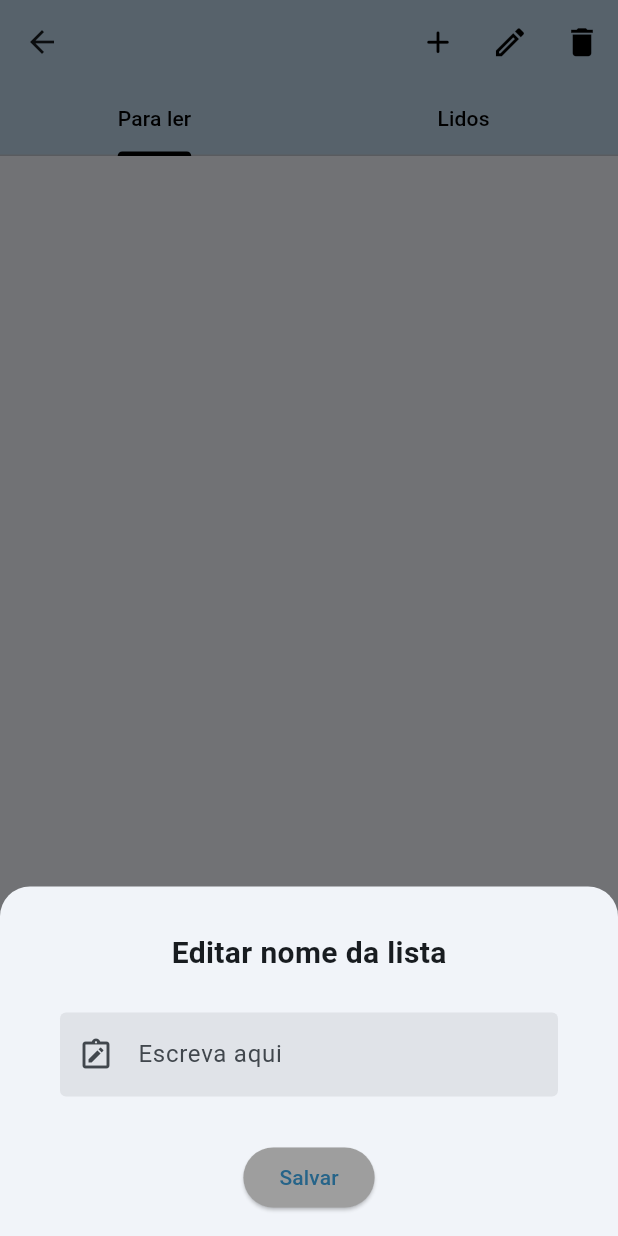
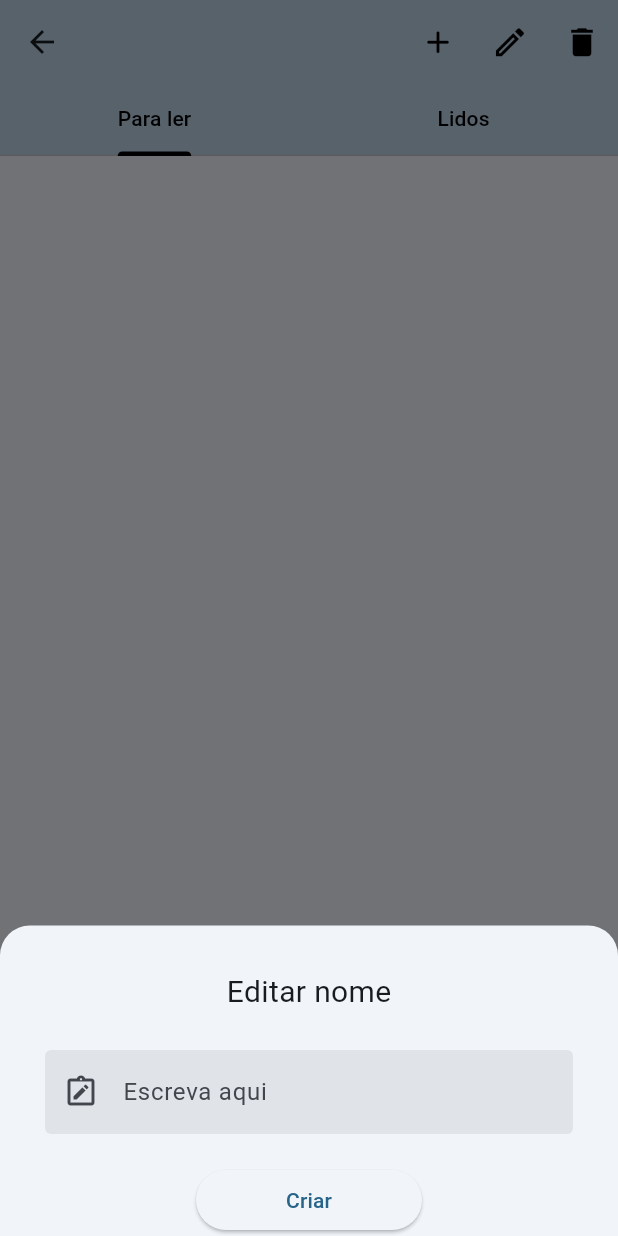
Before and after one commit to GuinterZaffalon/readingtracker, a Flutter app: the Expandedlist screen opened directly with empty values, after a tap on the "edit" icon, on a phone screen of 412 x 824 dp. Run offline on Flutter 3.47's test engine with Material 3 defaults, Android fonts, the phone set to English and light mode, and no system bars; our stand-ins replace flutter_rating_bar, sqflite; accounts and stored records are empty.

Commit message:
overflow resolvido!

```diff
--- a/lib/src/screens/expandedList.dart
+++ b/lib/src/screens/expandedList.dart
@@ -6,6 +6,7 @@ import 'package:readingtracker/src/model/sqflite_helper.dart';
 import 'package:readingtracker/src/screens/insertBooksList.dart';
 import 'package:readingtracker/src/screens/manualRegisterList.dart';
 import '../components/books.dart';
+import '../components/comment.dart';
 import '../components/listItems.dart';
 import 'list.dart';
 
@@ -167,19 +168,22 @@ class _ExpandedlistState extends State<Expandedlist> {
                                   ),
                                 ),
                                 const SizedBox(height: 10),
-                        Padding(padding: const EdgeInsets.fromLTRB(20, 15, 20, 15),
+                                Padding(
+                                    padding: const EdgeInsets.fromLTRB(
+                                        20, 15, 20, 15),
                                     child: Row(
-                          mainAxisAlignment: MainAxisAlignment.spaceEvenly,
+                                      mainAxisAlignment:
+                                          MainAxisAlignment.spaceEvenly,
                                       children: [
                                         SizedBox(
                                             width: 100,
-                              child:
-                            ElevatedButton(
+                                            child: ElevatedButton(
                                               onPressed: () async {
                                                 Navigator.push(
                                                   context,
                                                   MaterialPageRoute(
-                                    builder: (context) => InsertBooksList(
+                                                    builder: (context) =>
+                                                        InsertBooksList(
                                                       id: widget.id,
                                                     ),
                                                   ),
@@ -189,20 +193,21 @@ class _ExpandedlistState extends State<Expandedlist> {
                                                 backgroundColor: Color.fromRGBO(
                                                     189, 213, 234, 1),
                                                 shape: RoundedRectangleBorder(
-                                  borderRadius: BorderRadius.circular(10),
+                                                  borderRadius:
+                                                      BorderRadius.circular(10),
                                                 ),
                                               ),
                                               child: const Text("Sim"),
                                             )),
                                         SizedBox(
                                             width: 100,
-                              child:
-                            ElevatedButton(
+                                            child: ElevatedButton(
                                                 onPressed: () async {
                                                   Navigator.push(
                                                     context,
                                                     MaterialPageRoute(
-                                      builder: (context) => ManualRegisterList(
+                                                      builder: (context) =>
+                                                          ManualRegisterList(
                                                         id: widget.id.id,
                                                       ),
                                                     ),
@@ -210,20 +215,20 @@ class _ExpandedlistState extends State<Expandedlist> {
                                                 },
                                                 child: const Text("Não"),
                                                 style: ElevatedButton.styleFrom(
-                                  backgroundColor: Color.fromRGBO(
+                                                  backgroundColor:
+                                                      Color.fromRGBO(
                                                           189, 213, 234, 1),
                                                   shape: RoundedRectangleBorder(
-                                    borderRadius: BorderRadius.circular(10),
+                                                    borderRadius:
+                                                        BorderRadius.circular(
+                                                            10),
                                                   ),
-                                ))
-                            ),
+                                                ))),
                                       ],
-                        )
-                          ),
+                                    )),
                               ],
                             ),
-                  )
-                  );
+                          ));
                 },
               ),
               IconButton(
@@ -233,81 +238,52 @@ class _ExpandedlistState extends State<Expandedlist> {
                 onPressed: () {
                   showModalBottomSheet(
                     context: context,
-                      // isScrollControlled: true,
+                    isScrollControlled: true,
                     shape: const RoundedRectangleBorder(
                       borderRadius: BorderRadius.only(
+                        topRight: Radius.circular(20),
                         topLeft: Radius.circular(20),
-                          topRight: Radius.circular(20),
                       ),
                     ),
-                      builder: (context) => Padding(
-                  padding: EdgeInsets.all(20.0).copyWith(
-                  bottom: MediaQuery.of(context).viewInsets.bottom
+                    builder: (content) {
+                      return Padding(
+                        padding: EdgeInsets.only(
+                          left: 20,
+                          right: 20,
+                          top: 20,
+                          bottom: MediaQuery.of(context).viewInsets.bottom,
                         ),
-                  child:
-                          Column(
+                        child: SingleChildScrollView(
+                          child: Column(
                             mainAxisSize: MainAxisSize.min,
                             children: [
-                              const SizedBox(height: 10),
-                              const Text(
-                                "Editar nome da lista",
-                                style: TextStyle(
-                                  fontWeight: FontWeight.bold,
-                                  fontSize: 20,
-                                ),
-                              ),
-                              const SizedBox(height: 10),
                               Padding(
-                                  padding: EdgeInsets.fromLTRB(20, 15, 20, 15),
-                                  child: TextField(
-                                    onChanged: (value) {
+                                padding: const EdgeInsets.all(10),
+                                child: CommentBox(
+                                  onChange: (value) {
                                     setState(() {
                                       newTitle = value;
                                     });
                                   },
-                                    decoration: InputDecoration(
-                                      labelText: "Escreva aqui",
-                                      filled: true,
-                                      prefixIcon: Icon(Icons.note_alt_outlined),
-                                      border: OutlineInputBorder(
-                                        borderSide: BorderSide.none,
-                                      ),
-                                      focusedBorder: OutlineInputBorder(
-                                        borderSide: BorderSide(
-                                            color: Color.fromRGBO(
-                                                189, 213, 234, 1)),
+                                  comment: "Editar nome",
                                 ),
                               ),
-                                    maxLines: null,
-                                  )),
-                              Padding(
-                                padding: EdgeInsets.fromLTRB(20, 15, 20, 15),
-                                child: newTitle == widget.title.title
-                                    ? ElevatedButton(
+                              ElevatedButton(
                                 style: ElevatedButton.styleFrom(
-                                          backgroundColor: Colors.grey,
+                                  padding: const EdgeInsets.fromLTRB(60, 0, 60, 0),
                                 ),
-                                        onPressed: () {},
-                                        child: const Text("Salvar"),
-                                      )
-                                    : ElevatedButton(
-                                        style: ElevatedButton.styleFrom(
-                                          backgroundColor: Color.fromRGBO(
-                                              189, 213, 234, 1),
-                                        ),
-                                        onPressed: () async {
-                                          await editList(
-                                              widget.id.id, newTitle);
-                                          setState(() {
-                                            widget.title.title = newTitle;
-                                          });
+                                onPressed: () {
+                                  editList(widget.id.id, newTitle);
                                   Navigator.pop(context);
                                 },
-                                        child: const Text("Salvar"),
+                                child: Text("Criar"),
+                              ),
+                            ],
                           ),
                         ),
-                            ],
-                          )));
+                      );
+                    },
+                  );
                 },
               ),
               IconButton(
@@ -333,8 +309,10 @@ class _ExpandedlistState extends State<Expandedlist> {
                             onPressed: () {
                               deleteList(widget.id.id);
                               Navigator.pop(
-                                  context, MaterialPageRoute(
-                                  builder: (context) => const ListScreen()));
+                                  context,
+                                  MaterialPageRoute(
+                                      builder: (context) =>
+                                          const ListScreen()));
                             },
                           ),
                         ],
```
Lines whose indentation alone changed are shown as unchanged.
